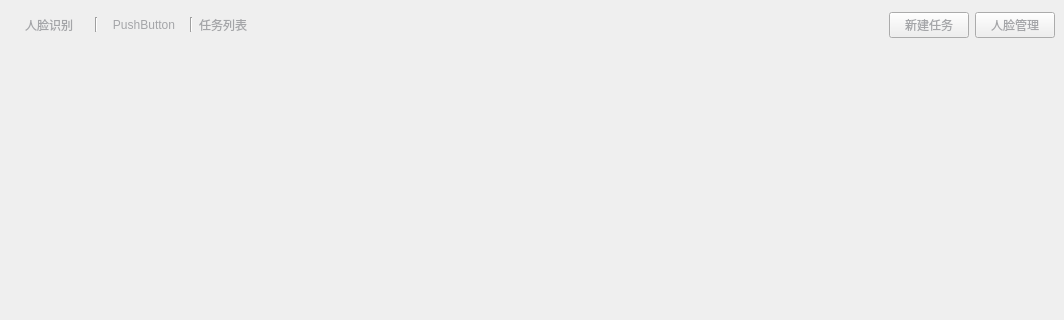
Meydan-ZHOU/smileSystem, file app/ui/FaceUI.ui: the form before one commit; both pictures show x 0 to 1064 and y 0 to 320 of the 1064 by 729 pixel window.
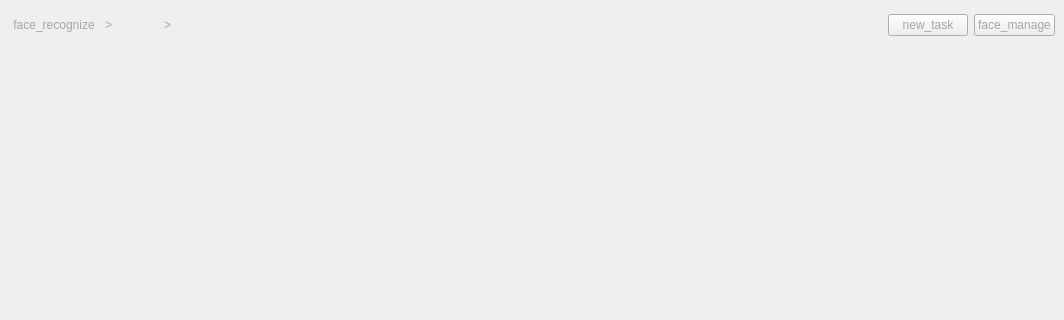
The form after the commit.

What changed in the file:
```diff
--- a/app/ui/FaceUI.ui
+++ b/app/ui/FaceUI.ui
@@ -47,7 +47,7 @@
          <string notr="true"/>
         </property>
         <property name="text">
-         <string>人脸识别</string>
+         <string>face_recognize</string>
         </property>
         <property name="flat">
          <bool>true</bool>
@@ -55,15 +55,9 @@
        </widget>
       </item>
       <item>
-       <widget class="Line" name="line">
-        <property name="maximumSize">
-         <size>
-          <width>16777215</width>
-          <height>15</height>
-         </size>
-        </property>
-        <property name="orientation">
-         <enum>Qt::Vertical</enum>
+       <widget class="QLabel" name="label">
+        <property name="text">
+         <string>&gt;</string>
         </property>
        </widget>
       </item>
@@ -73,7 +67,7 @@
          <cursorShape>PointingHandCursor</cursorShape>
         </property>
         <property name="text">
-         <string>PushButton</string>
+         <string/>
         </property>
         <property name="flat">
          <bool>true</bool>
@@ -81,22 +75,19 @@
        </widget>
       </item>
       <item>
-       <widget class="Line" name="line_2">
-        <property name="maximumSize">
-         <size>
-          <width>16777215</width>
-          <height>15</height>
-         </size>
+       <widget class="QLabel" name="label_3">
+        <property name="text">
+         <string>&gt;</string>
         </property>
-        <property name="orientation">
-         <enum>Qt::Vertical</enum>
-        </property>
        </widget>
       </item>
       <item>
-       <widget class="QLabel" name="label_2">
+       <widget class="QPushButton" name="pushButton">
         <property name="text">
-         <string>任务列表</string>
+         <string/>
+        </property>
+        <property name="flat">
+         <bool>true</bool>
         </property>
        </widget>
       </item>
@@ -119,7 +110,7 @@
          <cursorShape>PointingHandCursor</cursorShape>
         </property>
         <property name="text">
-         <string>新建任务</string>
+         <string>new_task</string>
         </property>
         <property name="class" stdset="0">
          <string>primary</string>
@@ -135,7 +126,7 @@
          <cursorShape>PointingHandCursor</cursorShape>
         </property>
         <property name="text">
-         <string>人脸管理</string>
+         <string>face_manage</string>
         </property>
         <property name="class" stdset="0">
          <string>primary</string>
```
Left out of the diff: 10 changed lines with no effect on the pictures.
